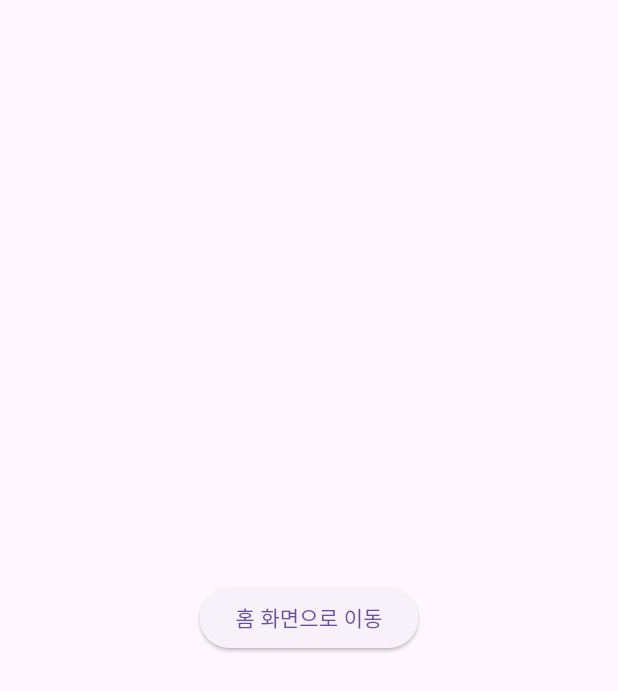
After one commit to hatssue/client, a Flutter app: the CalendarView screen opened by its route, after a tap on "홈 화면으로 이동", after a tap on "날짜 선택 화면으로 이동", on a phone screen of 412 x 824 dp. The commit adds this screen. Shown: the top 691 px of the screen. Run offline on Flutter 3.47's test engine with Material 3 defaults, Android fonts, the phone set to English and light mode, and no system bars; our stand-ins replace go_router.

Commit message:
✨캘린더 빈 페이지 추가

```diff
--- /dev/null
+++ b/lib/calendarView.dart
@@ -0,0 +1,20 @@
+import 'package:flutter/material.dart';
+import 'package:go_router/go_router.dart';
+
+class CalendarView extends StatelessWidget {
+  const CalendarView({super.key});
+
+  @override
+  Widget build(BuildContext context) {
+    return Scaffold(
+      body: Center(
+        child: ElevatedButton(
+            onPressed: () {
+              context.go('/');
+            },
+            child: Text("홈 화면으로 이동")
+        ),
+      )
+    );
+  }
+}
--- a/lib/customRouter.dart
+++ b/lib/customRouter.dart
@@ -2,13 +2,15 @@ import 'package:hatssue/main.dart';
 import 'package:go_router/go_router.dart';
 
 import 'package:hatssue/sampleView.dart';
+import 'package:hatssue/calendarView.dart';
 
 
 class CustomRouter {
   static GoRouter router = GoRouter(
       routes: [
         GoRoute(path: "/", builder: (context, state) => MyHomePage(title: "제목")),
-        GoRoute(path: "/sampleView", builder: (context, state) => SampleView())
-  ]
+        GoRoute(path: "/sampleView", builder: (context, state) => SampleView()),
+        GoRoute(path: "/calendarView", builder: (context, state) => CalendarView()),
+    ]
   );
 }
--- a/lib/main.dart
+++ b/lib/main.dart
@@ -47,6 +47,12 @@ class _MyHomePageState extends State<MyHomePage> {
                 },
                 child: Text("샘플 화면으로 이동")
             ),
+            ElevatedButton(
+                onPressed: () {
+                  context.go('/calendarView');
+                },
+                child: Text("날짜 선택 화면으로 이동")
+            ),
           ],
         )
       ),
```
Also changed, not shown: 1 other file.
